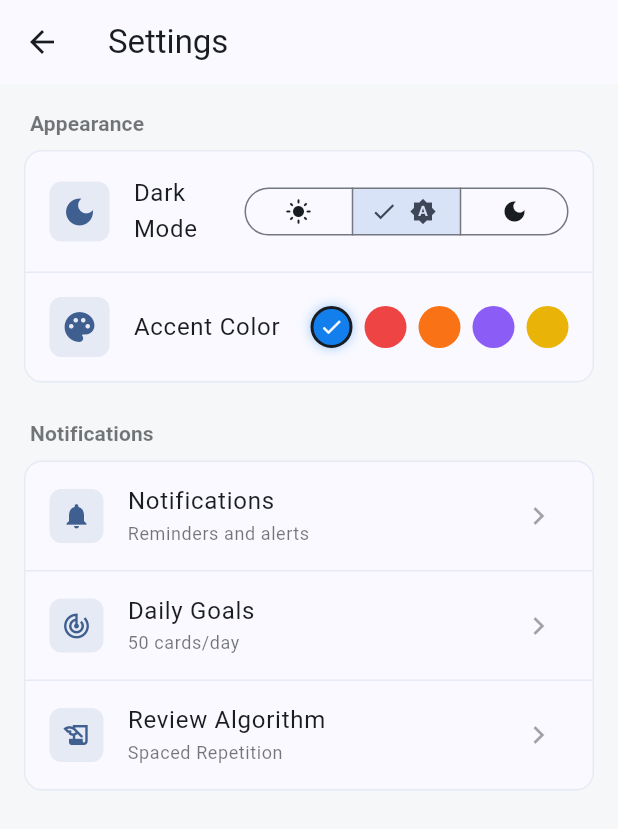
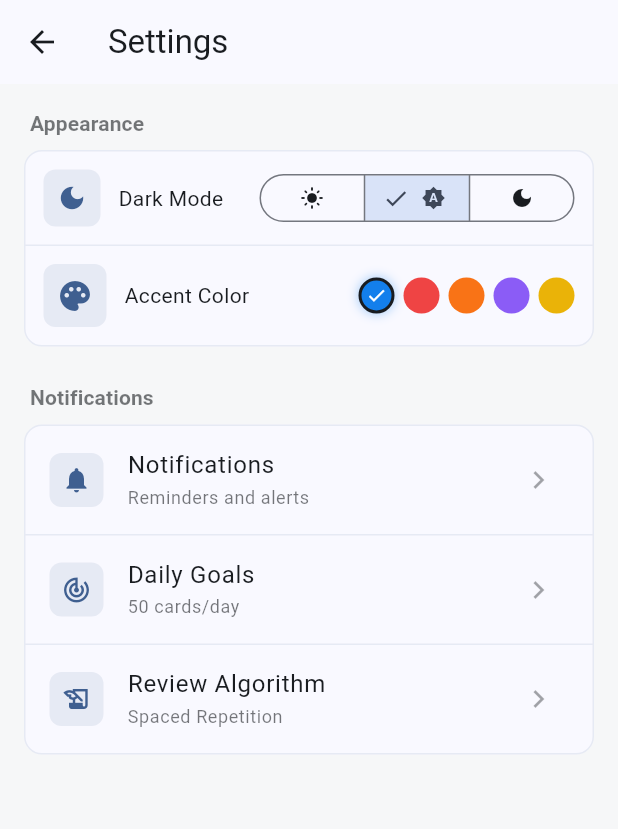
Before and after one commit to Hu-Tao128/study_medical, a Flutter app: the SettingsPage screen opened by its route, on a phone screen of 412 x 824 dp. Shown: the top 829 px of the screen. Run offline on Flutter 3.47's test engine with Material 3 defaults, Android fonts, the light colour scheme and no system bars; our stand-ins replace dio, firebase_auth, firebase_core, flutter_markdown, go_router, google_sign_in and 3 more; missing offline and left inert: flutter_quill, model_viewer_plus; accounts and stored records are empty.

Commit message:
feat(responsive): sistema de tamaños responsivos y mejora de páginas
- Añadir lib/core/theme/responsive_sizes.dart con breakpoints y paddings adaptativos
- Adaptar profile_page.dart para aprovechar el sistema responsivo
- Simplificar settings_page.dart con mejor jerarquía visual

```diff
--- a/lib/features/settings/presentation/settings_page.dart
+++ b/lib/features/settings/presentation/settings_page.dart
@@ -2,6 +2,7 @@ import 'package:flutter/material.dart';
 import 'package:go_router/go_router.dart';
 import 'package:provider/provider.dart';
 import '../../../core/theme/color_seed.dart';
+import '../../../core/theme/responsive_sizes.dart';
 import '../../../l10n/app_localizations.dart';
 import 'providers/theme_provider.dart';
 
@@ -111,38 +112,43 @@ class _ThemeModeSelector extends StatelessWidget {
   @override
   Widget build(BuildContext context) {
     final l10n = AppLocalizations.of(context)!;
+    final iconSize = ResponsiveIconSizes.iconSmall(context);
+    final padding = ResponsiveSpacing.md(context);
+
     return Padding(
-      padding: const EdgeInsets.all(16),
+      padding: EdgeInsets.all(padding),
       child: Row(
         children: [
           Container(
-            padding: const EdgeInsets.all(8),
+            padding: EdgeInsets.all(padding * 0.75),
             decoration: BoxDecoration(
               color: colorScheme.primary.withValues(alpha: 0.1),
               borderRadius: BorderRadius.circular(8),
             ),
-            child: Icon(Icons.dark_mode, color: colorScheme.primary),
+            child: Icon(Icons.dark_mode, color: colorScheme.primary, size: iconSize + 4),
           ),
-          const SizedBox(width: 16),
+          SizedBox(width: padding),
           Expanded(
             child: Text(
               l10n.darkModeLabel,
-              style: Theme.of(context).textTheme.bodyLarge,
+              style: Theme.of(context).textTheme.responsiveBodyMedium(context),
+              softWrap: false,
+              overflow: TextOverflow.ellipsis,
             ),
           ),
           SegmentedButton<ThemeMode>(
-            segments: const [
+            segments: [
               ButtonSegment(
                 value: ThemeMode.light,
-                icon: Icon(Icons.light_mode, size: 18),
+                icon: Icon(Icons.light_mode, size: iconSize),
               ),
               ButtonSegment(
                 value: ThemeMode.system,
-                icon: Icon(Icons.brightness_auto, size: 18),
+                icon: Icon(Icons.brightness_auto, size: iconSize),
               ),
               ButtonSegment(
                 value: ThemeMode.dark,
-                icon: Icon(Icons.dark_mode, size: 18),
+                icon: Icon(Icons.dark_mode, size: iconSize),
               ),
             ],
             selected: {currentMode},
@@ -172,35 +178,41 @@ class _ColorPaletteSelector extends StatelessWidget {
   @override
   Widget build(BuildContext context) {
     final l10n = AppLocalizations.of(context)!;
+    final circleSize = ResponsiveIconSizes.colorCircle(context);
+    final checkSize = ResponsiveIconSizes.checkIcon(context);
+    final padding = ResponsiveSpacing.md(context);
+
     return Padding(
-      padding: const EdgeInsets.all(16),
+      padding: EdgeInsets.all(padding),
       child: Row(
         children: [
           Container(
-            padding: const EdgeInsets.all(8),
+            padding: EdgeInsets.all(padding * 0.75),
             decoration: BoxDecoration(
               color: colorScheme.primary.withValues(alpha: 0.1),
               borderRadius: BorderRadius.circular(8),
             ),
-            child: Icon(Icons.palette, color: colorScheme.primary),
+            child: Icon(Icons.palette, color: colorScheme.primary, size: circleSize),
           ),
-          const SizedBox(width: 16),
+          SizedBox(width: padding),
           Expanded(
             child: Text(
               l10n.accentColorLabel,
-              style: Theme.of(context).textTheme.bodyLarge,
+              style: Theme.of(context).textTheme.responsiveBodyMedium(context),
+              softWrap: false,
+              overflow: TextOverflow.ellipsis,
             ),
           ),
           Wrap(
-            spacing: 8,
+            spacing: padding * 0.5,
             children: ColorSeed.values.map((seed) {
               final isSelected = currentSeed == seed;
               return GestureDetector(
                 onTap: () => onChanged(seed),
                 child: AnimatedContainer(
                   duration: const Duration(milliseconds: 200),
-                  width: 28,
-                  height: 28,
+                  width: circleSize,
+                  height: circleSize,
                   decoration: BoxDecoration(
                     color: seed.color,
                     shape: BoxShape.circle,
@@ -217,7 +229,7 @@ class _ColorPaletteSelector extends StatelessWidget {
                         : null,
                   ),
                   child: isSelected
-                      ? const Icon(Icons.check, color: Colors.white, size: 16)
+                      ? Icon(Icons.check, color: Colors.white, size: checkSize)
                       : null,
                 ),
               );
```
Also changed, not shown: lib/core/theme/responsive_sizes.dart (added, +230 -0 lines), lib/features/profile/presentation/profile_page.dart (+92 -61 lines).
